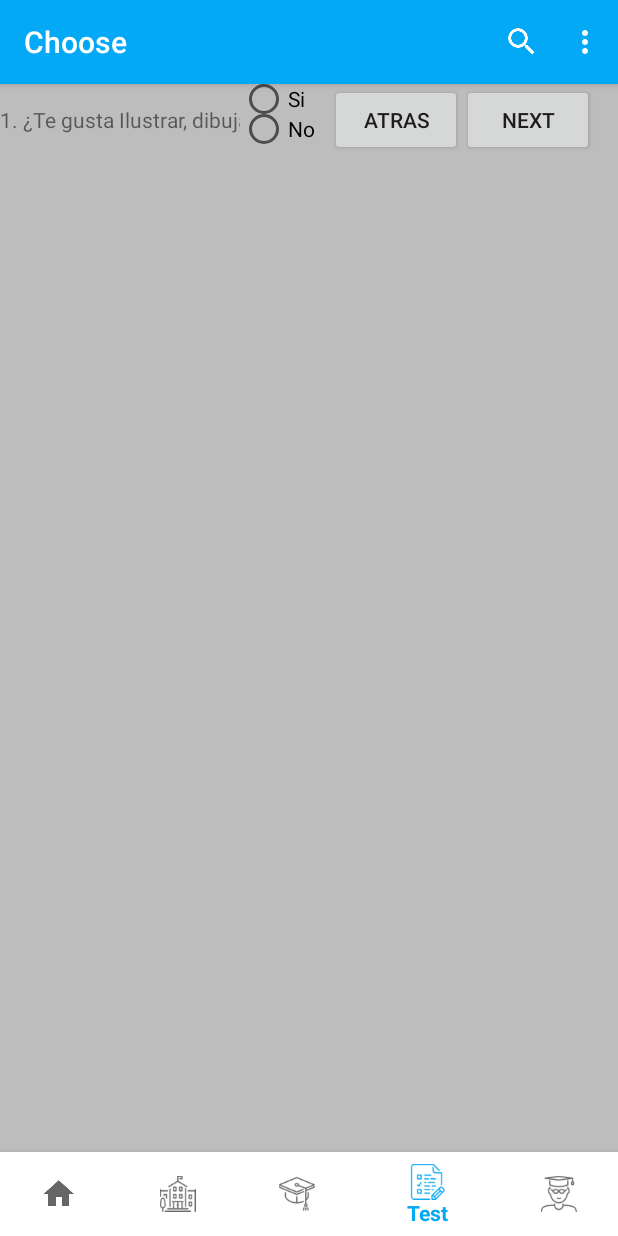
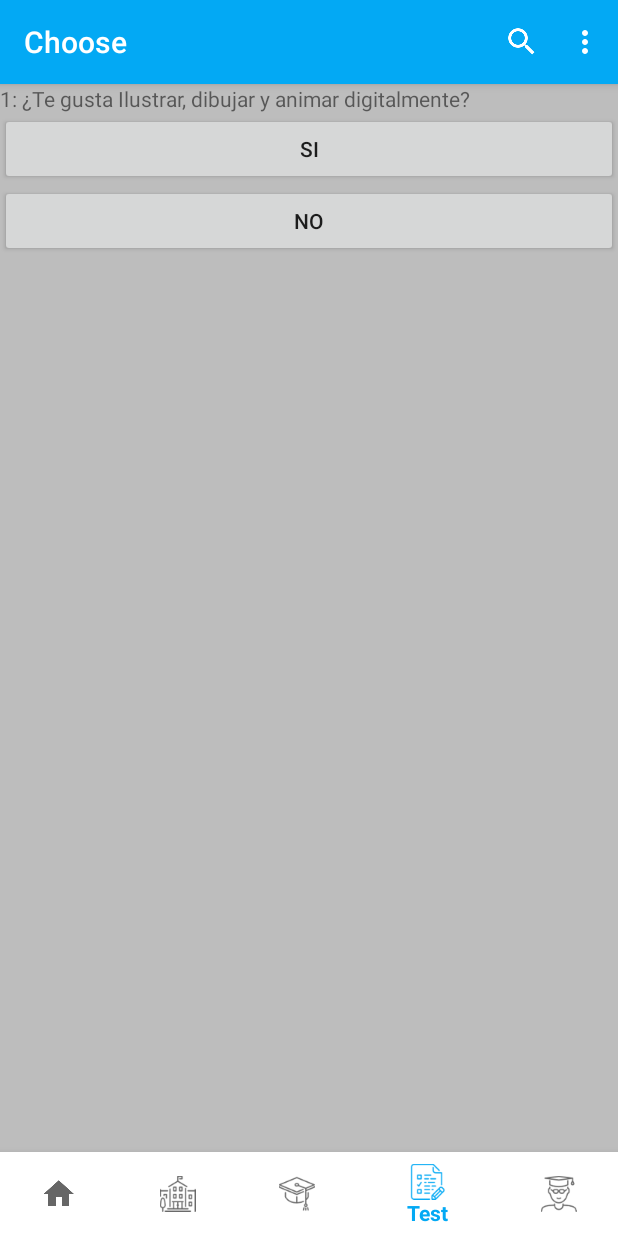
Before and after one commit to HackathonNicaragua/nicadroid, an Android app: the screen it shows after launch (MainActivity), item 4 of the bottom bar chosen, on a phone screen of 412 x 824 dp. Run offline under Robolectric (Android 15) with nearby library versions, the phone set to English and light mode, and no system bars.

Commit message:
Modificacion del test, correccion de errores en las preguntas y el mecanismo de conteo

```diff
--- a/app/src/main/res/layout/fragment_test.xml
+++ b/app/src/main/res/layout/fragment_test.xml
@@ -8,45 +8,40 @@
 
     <LinearLayout
         android:layout_width="match_parent"
-        android:layout_height="match_parent">
+        android:layout_height="match_parent"
+        android:orientation="vertical">
+
         <TextView
             android:id="@+id/preg"
-            android:layout_width="wrap_content"
+            android:layout_width="match_parent"
             android:layout_height="wrap_content"
             android:ems="10"
             android:inputType="textPersonName"
             android:text="Name" />
 
-        <RadioGroup
-            android:layout_width="60dp"
-            android:layout_height="40dp" >
-
-            <RadioButton
-                android:id="@+id/si"
-                android:layout_width="wrap_content"
-                android:layout_height="wrap_content"
-                android:layout_weight="1"
-                android:text="Si" />
-
-            <RadioButton
-                android:id="@+id/no"
-                android:layout_width="wrap_content"
-                android:layout_height="wrap_content"
-                android:layout_weight="1"
-                android:checked="false"
-                android:text="No" />
-        </RadioGroup>
+        <Button
+            android:id="@+id/si"
+            android:layout_width="match_parent"
+            android:layout_height="wrap_content"
+            android:text="Si" />
 
         <Button
+            android:id="@+id/no"
+            android:layout_width="match_parent"
+            android:layout_height="wrap_content"
+            android:text="No" />
+
+        <!--Button
             android:id="@+id/atras"
-            android:layout_width="wrap_content"
+            android:layout_width="match_parent"
             android:layout_height="wrap_content"
-            android:text="Atras" />
+            android:text="Anterior" />
+
         <Button
-            android:id="@+id/sig"
-            android:layout_width="wrap_content"
+            android:id="@+id/adelante"
+            android:layout_width="match_parent"
             android:layout_height="wrap_content"
-            android:text="Next" />
+            android:text="Siguiente" /-->
 
     </LinearLayout>
 </FrameLayout>
```
Also changed, not shown: app/src/main/java/com/developnic/jjmichael/choose/Fragments_Menu/TestFragment.java (+49 -87 lines).
